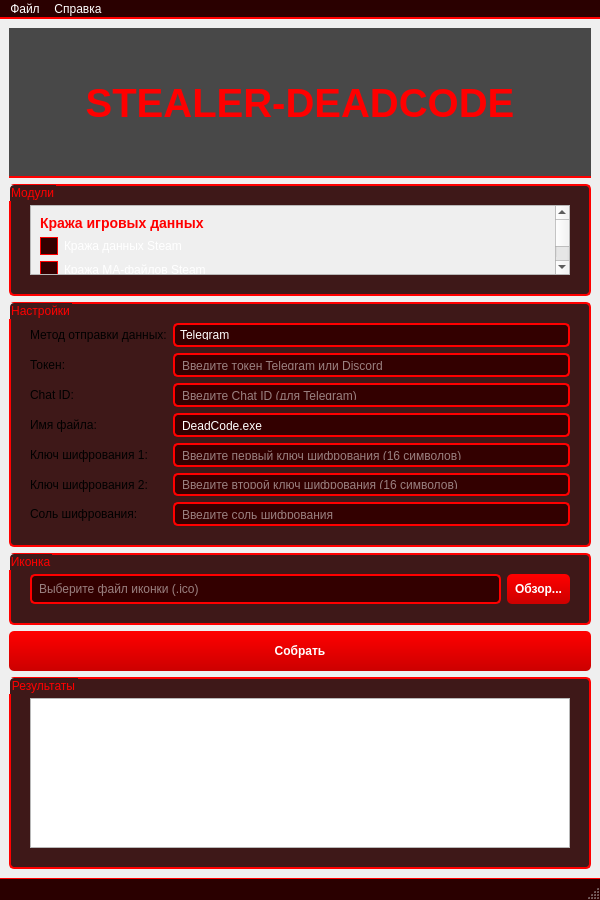
Before: the Qt Designer form ui/mainwindow.ui in Nigan00/Stealer-DeadCode, drawn with Qt 5.
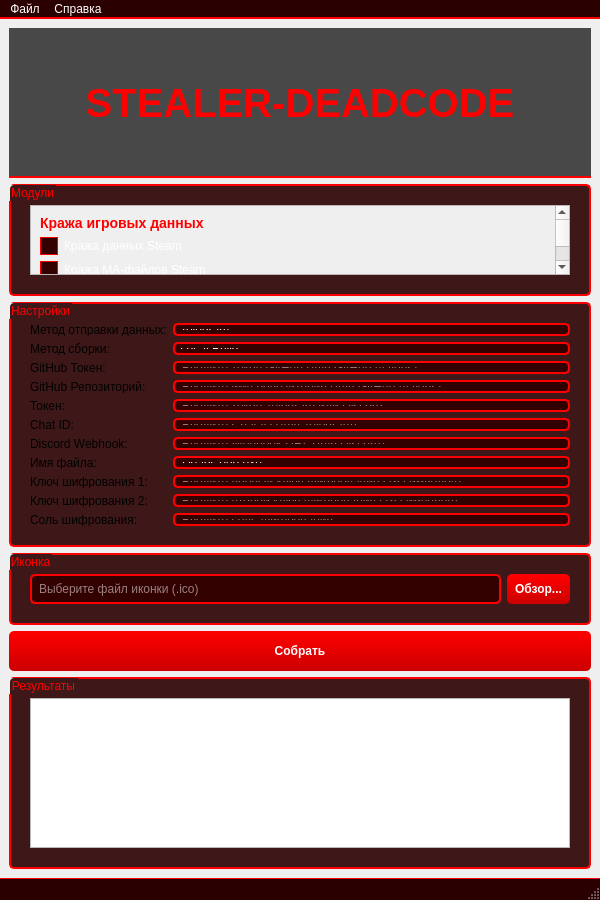
After: the same form once the commit is applied. Icons and pictures are not drawn.

What changed in the file:
```diff
--- a/ui/mainwindow.ui
+++ b/ui/mainwindow.ui
@@ -452,6 +452,76 @@
         </widget>
        </item>
        <item row="1" column="0">
+        <widget class="QLabel" name="buildMethodLabel">
+         <property name="text">
+          <string>Метод сборки:</string>
+         </property>
+         <property name="toolTip">
+          <string>Выберите метод сборки программы</string>
+         </property>
+        </widget>
+       </item>
+       <item row="1" column="1">
+        <widget class="QComboBox" name="buildMethodComboBox">
+         <item>
+          <property name="text">
+           <string>Local Build</string>
+          </property>
+         </item>
+         <item>
+          <property name="text">
+           <string>GitHub Actions</string>
+          </property>
+         </item>
+         <property name="currentText">
+          <string>Local Build</string>
+         </property>
+         <property name="toolTip">
+          <string>Local Build: сборка на локальной машине, GitHub Actions: сборка через CI/CD</string>
+         </property>
+        </widget>
+       </item>
+       <item row="2" column="0">
+        <widget class="QLabel" name="githubTokenLabel">
+         <property name="text">
+          <string>GitHub Токен:</string>
+         </property>
+         <property name="toolTip">
+          <string>Токен для доступа к GitHub API (для GitHub Actions)</string>
+         </property>
+        </widget>
+       </item>
+       <item row="2" column="1">
+        <widget class="QLineEdit" name="githubTokenLineEdit">
+         <property name="placeholderText">
+          <string>Введите токен GitHub (для GitHub Actions)</string>
+         </property>
+         <property name="toolTip">
+          <string>Введите токен GitHub для доступа к API (оставьте пустым для Local Build)</string>
+         </property>
+        </widget>
+       </item>
+       <item row="3" column="0">
+        <widget class="QLabel" name="githubRepoLabel">
+         <property name="text">
+          <string>GitHub Репозиторий:</string>
+         </property>
+         <property name="toolTip">
+          <string>Имя репозитория GitHub (для GitHub Actions)</string>
+         </property>
+        </widget>
+       </item>
+       <item row="3" column="1">
+        <widget class="QLineEdit" name="githubRepoLineEdit">
+         <property name="placeholderText">
+          <string>Введите имя репозитория (для GitHub Actions)</string>
+         </property>
+         <property name="toolTip">
+          <string>Введите имя репозитория GitHub (оставьте пустым для Local Build)</string>
+         </property>
+        </widget>
+       </item>
+       <item row="4" column="0">
         <widget class="QLabel" name="tokenLabel">
          <property name="text">
           <string>Токен:</string>
@@ -461,7 +531,7 @@
          </property>
         </widget>
        </item>
-       <item row="1" column="1">
+       <item row="4" column="1">
         <widget class="QLineEdit" name="tokenLineEdit">
          <property name="placeholderText">
           <string>Введите токен Telegram или Discord</string>
@@ -471,7 +541,7 @@
          </property>
         </widget>
        </item>
-       <item row="2" column="0">
+       <item row="5" column="0">
         <widget class="QLabel" name="chatIdLabel">
          <property name="text">
           <string>Chat ID:</string>
@@ -481,7 +551,7 @@
          </property>
         </widget>
        </item>
-       <item row="2" column="1">
+       <item row="5" column="1">
         <widget class="QLineEdit" name="chatIdLineEdit">
          <property name="placeholderText">
           <string>Введите Chat ID (для Telegram)</string>
@@ -491,8 +561,28 @@
          </property>
         </widget>
        </item>
-       <item row="3" column="0">
-        <widget class="QLabel" name="fileNameLabel">
+       <item row="6" column="0">
+        <widget class="QLabel" name="discordWebhookLabel">
+         <property name="text">
+          <string>Discord Webhook:</string>
+         </property>
+         <property name="toolTip">
+          <string>Webhook URL для Discord (для Telegram оставьте пустым)</string>
+         </property>
+        </widget>
+       </item>
+       <item row="6" column="1">
+        <widget class="QLineEdit" name="discordWebhookLineEdit">
+         <property name="placeholderText">
+          <string>Введите Webhook URL (для Discord)</string>
+         </property>
+         <property name="toolTip">
+          <string>Введите Webhook URL для Discord (оставьте пустым для Telegram)</string>
+         </property>
+        </widget>
+       </item>
+       <item row="7" column="0">
+        <widget class="QLabel" name="filenameLabel">
          <property name="text">
           <string>Имя файла:</string>
          </property>
@@ -501,8 +591,8 @@
          </property>
         </widget>
        </item>
-       <item row="3" column="1">
-        <widget class="QLineEdit" name="fileNameLineEdit">
+       <item row="7" column="1">
+        <widget class="QLineEdit" name="filenameLineEdit">
          <property name="text">
           <string>DeadCode.exe</string>
          </property>
@@ -514,7 +604,7 @@
          </property>
         </widget>
        </item>
-       <item row="4" column="0">
+       <item row="8" column="0">
         <widget class="QLabel" name="encryptionKey1Label">
          <property name="text">
           <string>Ключ шифрования 1:</string>
@@ -524,7 +614,7 @@
          </property>
         </widget>
        </item>
-       <item row="4" column="1">
+       <item row="8" column="1">
         <widget class="QLineEdit" name="encryptionKey1LineEdit">
          <property name="placeholderText">
           <string>Введите первый ключ шифрования (16 символов)</string>
@@ -537,7 +627,7 @@
          </property>
         </widget>
        </item>
-       <item row="5" column="0">
+       <item row="9" column="0">
         <widget class="QLabel" name="encryptionKey2Label">
          <property name="text">
           <string>Ключ шифрования 2:</string>
@@ -547,7 +637,7 @@
          </property>
         </widget>
        </item>
-       <item row="5" column="1">
+       <item row="9" column="1">
         <widget class="QLineEdit" name="encryptionKey2LineEdit">
          <property name="placeholderText">
           <string>Введите второй ключ шифрования (16 символов)</string>
@@ -560,7 +650,7 @@
          </property>
         </widget>
        </item>
-       <item row="6" column="0">
+       <item row="10" column="0">
         <widget class="QLabel" name="encryptionSaltLabel">
          <property name="text">
           <string>Соль шифрования:</string>
@@ -570,7 +660,7 @@
          </property>
         </widget>
        </item>
-       <item row="6" column="1">
+       <item row="10" column="1">
         <widget class="QLineEdit" name="encryptionSaltLineEdit">
          <property name="placeholderText">
           <string>Введите соль шифрования</string>
```
